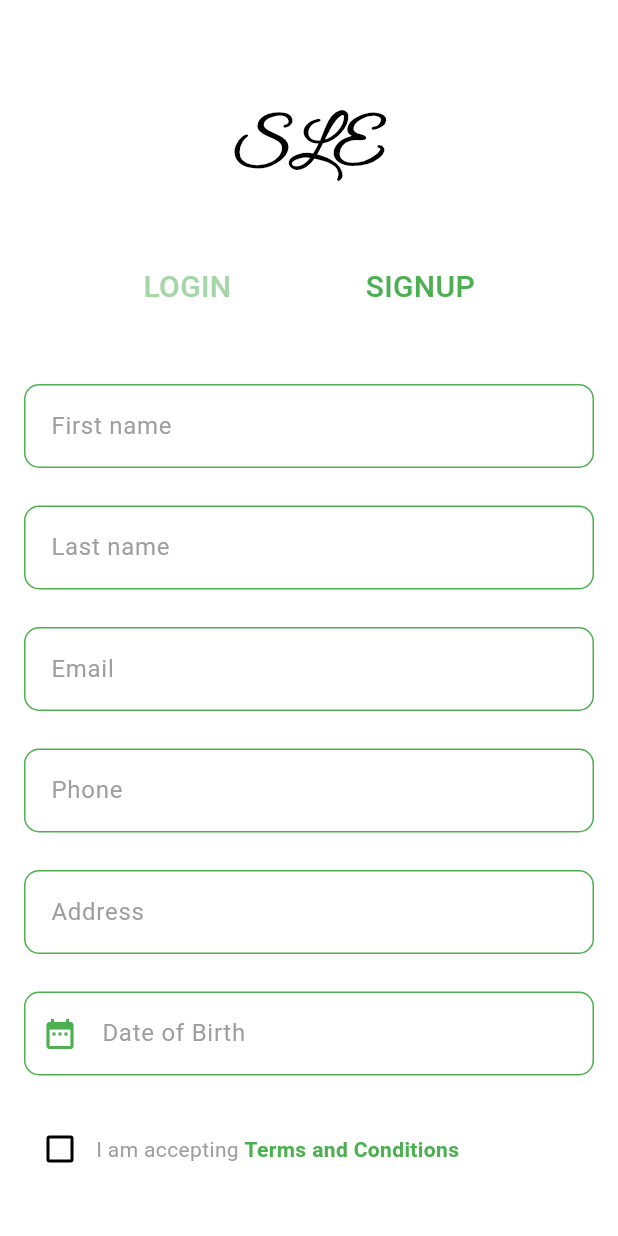
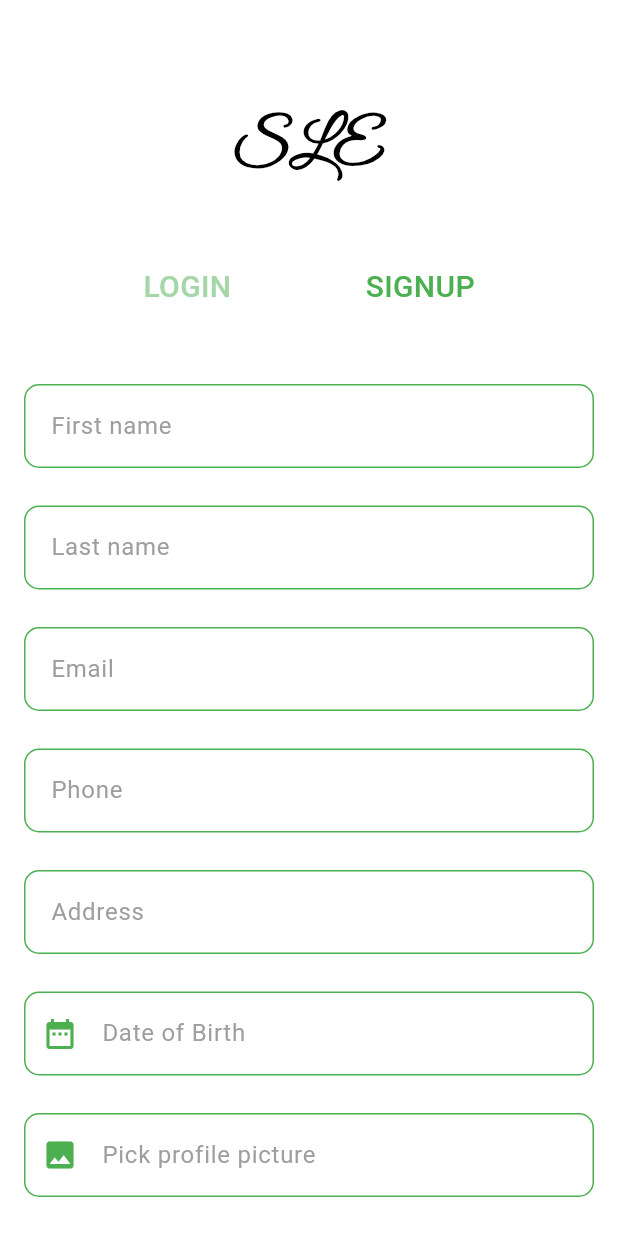
Before and after one commit to mananKoyawala/sle-buyer, a Flutter app: the screen it shows after launch, after a tap on "NEXT", after a tap on "SIGNUP", on a phone screen of 412 x 824 dp. Run offline on Flutter 3.47's test engine with Material 3 defaults, Android fonts, the phone set to English and light mode, and no system bars; our stand-ins replace firebase_auth, firebase_core, firebase_storage, flutter_dotenv, flutter_inset_box_shadow, flutter_riverpod and 4 more; accounts and stored records are empty; Roboto replaces fonts that are missing (popins).

Commit message:
buyer profile image added and other small buges are fixed

```diff
--- a/lib/Screen/Auth/signup.dart
+++ b/lib/Screen/Auth/signup.dart
@@ -1,3 +1,5 @@
+import 'dart:io';
+
 import 'package:flutter/material.dart';
 import '../../Package/PackageConstants.dart';
 import '../../Package/TextFormField.dart';
@@ -5,11 +7,12 @@ import '../../Package/Text_Button.dart';
 import '../../Package/Utils.dart';
 import '../../provider/Auth/signup_provider.dart';
 import 'package:flutter_riverpod/flutter_riverpod.dart';
+import 'package:image_picker/image_picker.dart';
 
 class Signup extends ConsumerWidget with text_with_button, formField, utils {
   Signup({super.key});
 
-  // SignupController ctr = SignupController();
+  final ImagePicker _picker = ImagePicker();
   @override
   Widget build(BuildContext context, WidgetRef ref) {
     var ctr = ref.read(signupControllerProvider);
@@ -108,6 +111,28 @@ class Signup extends ConsumerWidget with text_with_button, formField, utils {
                       datePicker(context);
                     },
                   ),
+                  sizeH25(),
+                  textFormField(
+                    context: context,
+                    funValidate: (val) => null,
+                    prefixIcon: const Icon(Icons.image, color: Colors.green),
+                    isborder: true,
+                    hintText: ctr.image == null
+                        ? "Pick profile picture"
+                        : "Image is picked",
+                    readOnly: true,
+                    fieldColor: Colors.green,
+                    onClickColor: Colors.green,
+                    onTap: () async {
+                      final XFile? pickedFile =
+                          await _picker.pickImage(source: ImageSource.gallery);
+
+                      if (pickedFile != null) {
+                        ctr.image = File(pickedFile.path);
+                        printDebug(">>>${ctr.image}");
+                      }
+                    },
+                  ),
                 ],
               ),
             ),
@@ -146,7 +171,7 @@ class Signup extends ConsumerWidget with text_with_button, formField, utils {
                     ctr.onSubmit1(ref);
                   },
                   title: text(
-                    text: isLoading ? "Processing..." : "Sing Up",
+                    text: isLoading ? "Processing..." : "Sign Up",
                     fontSize: 18,
                     fontWeight: 5,
                     textColor: Colors.white,
--- a/lib/helper/buyer_api_helper.dart
+++ b/lib/helper/buyer_api_helper.dart
@@ -26,7 +26,6 @@ class BuyerApiHelper {
       await pref.getUserData();
       await Future.delayed(const Duration(milliseconds: 150));
       toast("User login successful.");
-      Navigation.pushMaterialAndRemoveUntil(const Dashboard());
       return true;
     } else {
       final responseBody = jsonDecode(response.body);
--- a/lib/provider/home_provider.dart
+++ b/lib/provider/home_provider.dart
@@ -1,6 +1,4 @@
 import 'package:flutter_riverpod/flutter_riverpod.dart';
-import 'package:sle_buyer/provider/Auth/login_provider.dart';
-import 'package:sle_buyer/provider/Auth/signup_provider.dart';
 import '../../Package/PackageConstants.dart';
 import '../../helper/product_api_helper.dart';
 import '../../models/Product.dart';
--- a/pubspec.yaml
+++ b/pubspec.yaml
@@ -45,6 +45,7 @@ dev_dependencies:
   cloud_firestore: ^5.4.4
   firebase_auth: ^5.3.1
   image_picker: ^1.1.2
+  firebase_storage: ^12.3.5
 
 flutter:
   uses-material-design: true
```
Also changed, not shown: lib/Screen/Auth/signup_otp_verification_screen.dart (+6 -1 lines), lib/Utils/image_picker.dart (added, +15 -0 lines), lib/provider/Auth/signup_provider.dart (+70 -13 lines), pubspec.lock, 2 other files.
